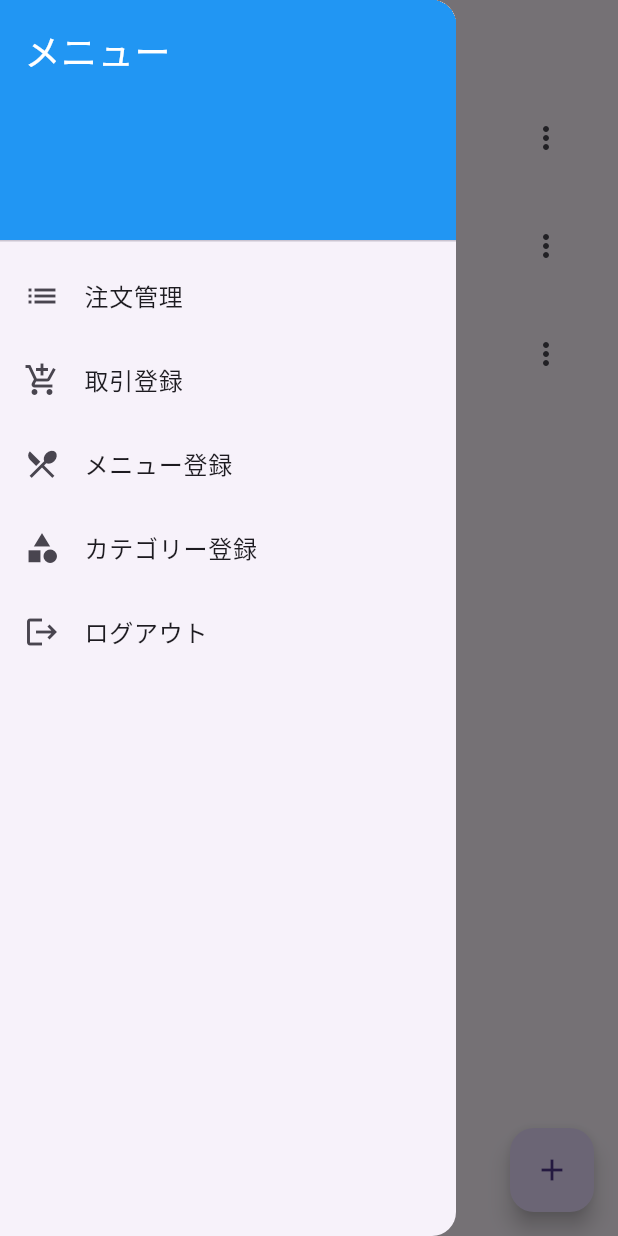
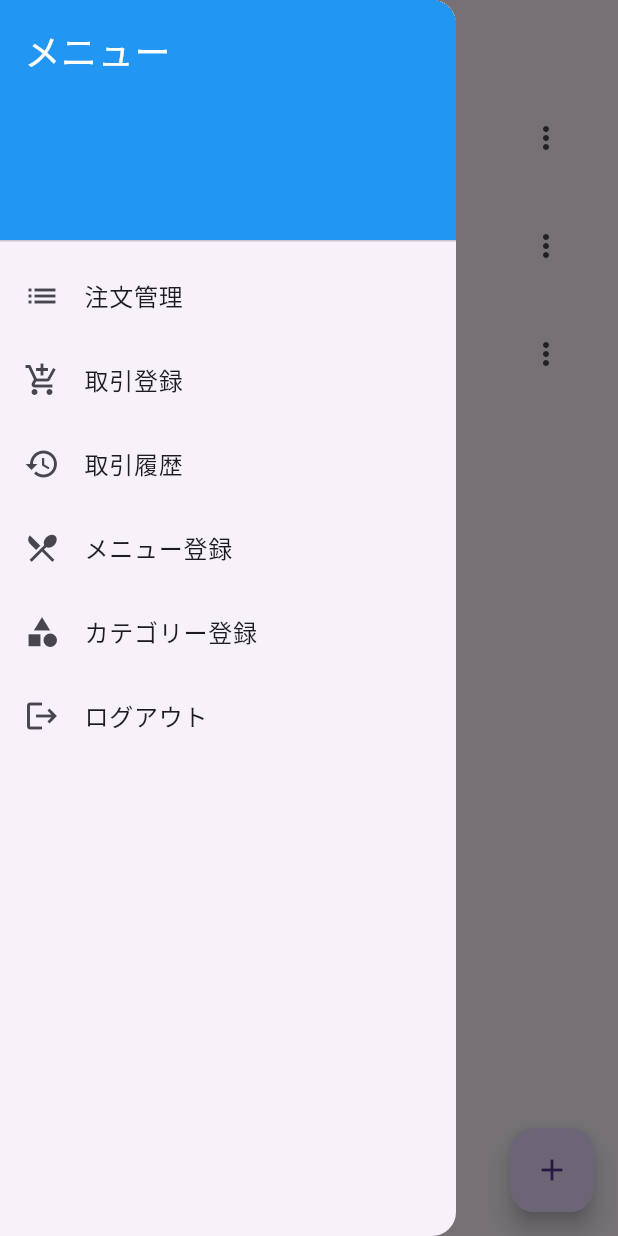
Before and after one commit to ma2mori/veloxorder, a Flutter app: the screen it shows after launch, with the side drawer open, on a phone screen of 412 x 824 dp. Run offline on Flutter 3.47's test engine with Material 3 defaults, Android fonts, the phone set to English and light mode, and no system bars; our stand-ins replace get_it, hive, hive_flutter; accounts and stored records are empty.

Commit message:
取引履歴画面の追加

```diff
--- a/lib/main.dart
+++ b/lib/main.dart
@@ -4,6 +4,7 @@ import 'package:veloxorder/di/locator.dart';
 import 'package:veloxorder/view/store/category/category_registration_screen.dart';
 import 'package:veloxorder/view/store/order/order_management_screen.dart';
 import 'package:veloxorder/view/store/transaction/transaction_registration_screen.dart';
+import 'package:veloxorder/view/store/transaction/transaction_history_screen.dart';
 import 'package:veloxorder/view/store/menu/menu_registration_screen.dart';
 import 'package:veloxorder/viewmodel/store/category/category_viewmodel.dart';
 import 'package:veloxorder/viewmodel/store/menu/menu_viewmodel.dart';
@@ -45,6 +46,7 @@ class VeloxOrderApp extends StatelessWidget {
         '/orderManagement': (context) => OrderManagementScreen(),
         '/transactionRegistration': (context) =>
             TransactionRegistrationScreen(),
+        '/transactionHistory': (context) => TransactionHistoryScreen(),
         '/menuRegistration': (context) => MenuRegistrationScreen(),
         '/categoryRegistration': (context) => CategoryRegistrationScreen(),
       },
--- a/lib/view/store/common_drawer.dart
+++ b/lib/view/store/common_drawer.dart
@@ -35,6 +35,13 @@ class CommonDrawer extends StatelessWidget {
             },
           ),
           ListTile(
+            leading: Icon(Icons.history),
+            title: Text('取引履歴'),
+            onTap: () {
+              Navigator.pushReplacementNamed(context, '/transactionHistory');
+            },
+          ),
+          ListTile(
             leading: Icon(Icons.restaurant_menu),
             title: Text('メニュー登録'),
             onTap: () {
--- a/lib/viewmodel/store/transaction/transaction_viewmodel.dart
+++ b/lib/viewmodel/store/transaction/transaction_viewmodel.dart
@@ -18,6 +18,7 @@ class TransactionViewModel extends ChangeNotifier {
 
   Future<void> fetchTransactions() async {
     transactions = await _getTransactionsUseCase();
+    transactions.sort((a, b) => b.dateTime.compareTo(a.dateTime));
     notifyListeners();
   }
 
--- a/pubspec.yaml
+++ b/pubspec.yaml
@@ -18,6 +18,7 @@ dependencies:
   path_provider: ^2.0.11
   get_it: ^7.2.0
   collection: ^1.16.0
+  intl: ^0.18.0
 
 dev_dependencies:
   flutter_test:
```
Also changed, not shown: lib/view/store/transaction/transaction_history_screen.dart (added, +48 -0 lines), pubspec.lock.
